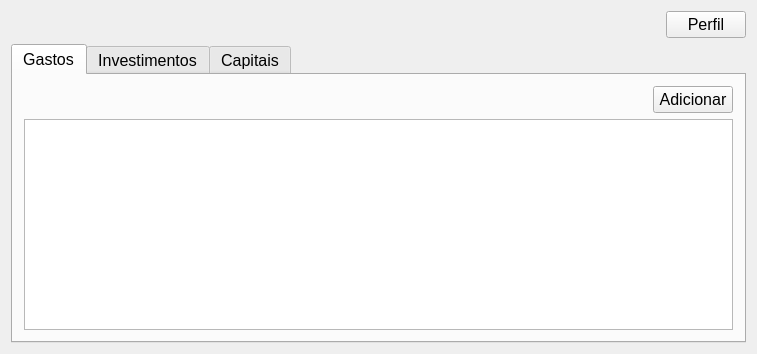
This is Vida Financeira/mainwindow.ui in carlos-vinicios/Projeto_C as Qt 5 draws it before an edit. The edited form follows.
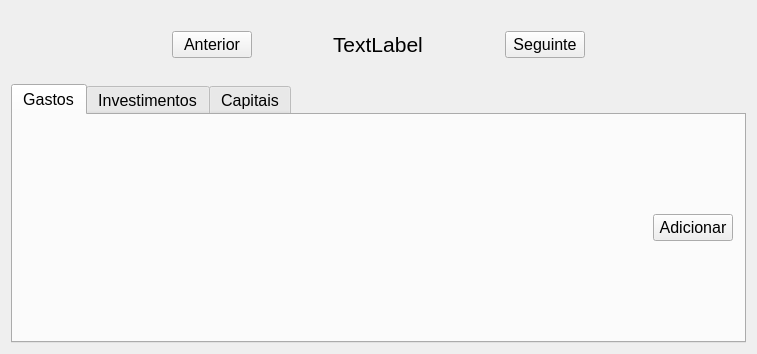
This is the edited form.

```diff
--- a/Vida Financeira/mainwindow.ui
+++ b/Vida Financeira/mainwindow.ui
@@ -42,15 +42,48 @@
     <bool>true</bool>
    </property>
    <layout class="QVBoxLayout" name="verticalLayout">
-    <item alignment="Qt::AlignRight|Qt::AlignTop">
-     <widget class="QPushButton" name="perfilButton">
-      <property name="cursor">
-       <cursorShape>PointingHandCursor</cursorShape>
+    <item>
+     <layout class="QGridLayout" name="userInfosGrid" rowminimumheight="0">
+      <property name="sizeConstraint">
+       <enum>QLayout::SetFixedSize</enum>
       </property>
-      <property name="text">
-       <string>Perfil</string>
+     </layout>
+    </item>
+    <item>
+     <layout class="QGridLayout" name="gridLayout_4">
+      <property name="topMargin">
+       <number>20</number>
       </property>
-     </widget>
+      <property name="bottomMargin">
+       <number>20</number>
+      </property>
+      <item row="0" column="1" alignment="Qt::AlignHCenter">
+       <widget class="QLabel" name="labelMes">
+        <property name="font">
+         <font>
+          <pointsize>16</pointsize>
+         </font>
+        </property>
+        <property name="text">
+         <string>TextLabel</string>
+        </property>
+       </widget>
+      </item>
+      <item row="0" column="0" alignment="Qt::AlignRight">
+       <widget class="QPushButton" name="mesAnterior">
+        <property name="text">
+         <string>Anterior</string>
+        </property>
+       </widget>
+      </item>
+      <item row="0" column="2" alignment="Qt::AlignLeft">
+       <widget class="QPushButton" name="mesSeguin">
+        <property name="text">
+         <string>Seguinte</string>
+        </property>
+       </widget>
+      </item>
+     </layout>
     </item>
     <item>
      <widget class="QTabWidget" name="tabWidget">
@@ -64,15 +97,19 @@
        <layout class="QVBoxLayout" name="verticalLayout_3">
         <item>
          <layout class="QGridLayout" name="layoutGastos">
-          <item row="1" column="0" colspan="2">
-           <widget class="QTableView" name="tableGastos"/>
+          <item row="2" column="0">
+           <layout class="QGridLayout" name="gridLayoutGasto"/>
           </item>
-          <item row="0" column="1" alignment="Qt::AlignRight">
-           <widget class="QPushButton" name="addGastoButton">
-            <property name="text">
-             <string>Adicionar</string>
-            </property>
-           </widget>
+          <item row="1" column="0">
+           <layout class="QGridLayout" name="gridLayoutControlButtons">
+            <item row="0" column="3" alignment="Qt::AlignRight">
+             <widget class="QPushButton" name="addGastoButton">
+              <property name="text">
+               <string>Adicionar</string>
+              </property>
+             </widget>
+            </item>
+           </layout>
           </item>
          </layout>
         </item>
```
Left out of the diff: 10 changed lines with no effect on the pictures.
